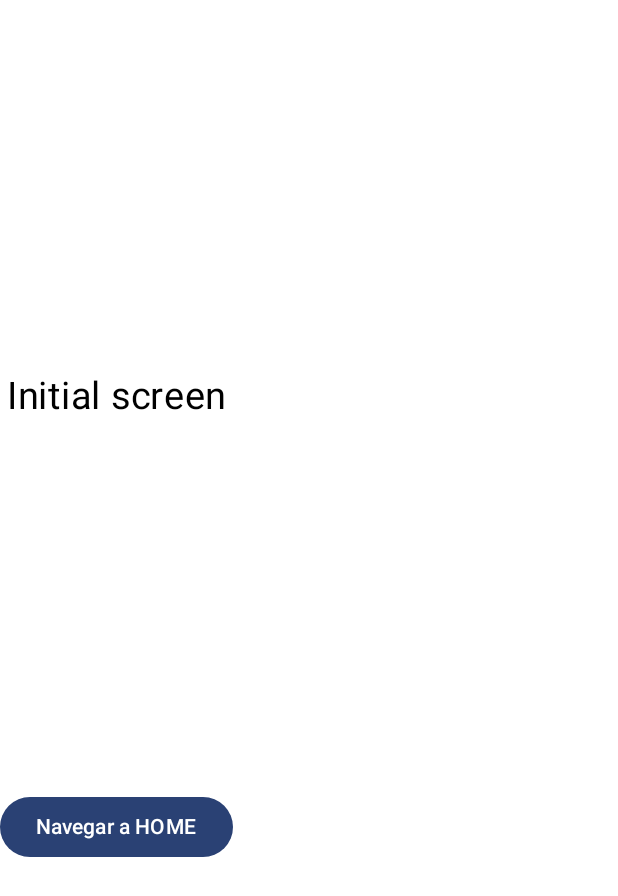
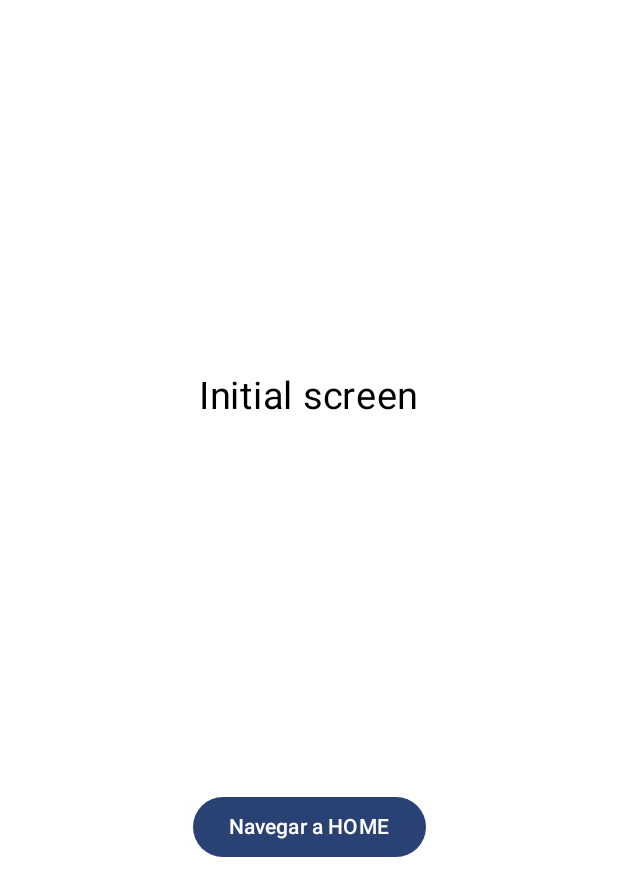
Before and after one commit to PAMN-P10/PAMN_Project, an Android app built with Jetpack Compose: the MainActivity screen opened directly, with no data from a screen before it, on a phone screen of 412 x 824 dp. Shown: the top 896 px of the screen. Run offline under Robolectric (Android 15) with nearby library versions, the phone set to English and light mode, and no system bars.

Commit message:
Improve navigation setup:
- Added the `Modifier.fillMaxSize()` to center the content in the `InitialScreen`
- Created the `Screen` file to hold serialized screen definitions using generic types, even though it's not used right now (just in case)
- Discussed the trade-offs between using string-based routes vs. generic types for navigation

```diff
--- a/app/src/main/java/com/pamn/letscook/core/navigation/NavigationWrapper.kt
+++ b/app/src/main/java/com/pamn/letscook/core/navigation/NavigationWrapper.kt
@@ -12,9 +12,26 @@ fun NavigationWrapper(){
     val initial = "initialScreen"
 
     NavHost(navController = navHostController, startDestination = initial){
+
+        // Definición explícita: la ruta es una string
+        // Se maneja como una tabla hash de rutas (strings) dentro del sistema de navegación de Jetpack Compose.
+        //  no hay que realizar conversiones o inferencias. Las rutas como cadenas son fáciles de parsear.
         composable(route = initial){
-            InitialScreen()
+            InitialScreen{
+                navHostController.navigate()
+            }
         }
+
+        // Uso de tipo genérico: las rutas sin una clase u objeto
+        // Requiere una capa adicional para mapear los tipos genéricos a cadenas o claves unicas
+        // Costo adicional de procesamiento  debido a la necesidad de almacenar meta-información del tipo (erasure) y realizar conversiones dinámicas.
+        /**
+        composable<"initial">{
+            InitialScreen{
+                navHostController.navigate()
+            }
+        }
+        */
     }
 
 }
--- a/app/src/main/java/com/pamn/letscook/presentation/screens/initialScreen.kt
+++ b/app/src/main/java/com/pamn/letscook/presentation/screens/initialScreen.kt
@@ -2,6 +2,8 @@ package com.pamn.letscook.presentation.screens
 
 import androidx.compose.foundation.layout.Column
 import androidx.compose.foundation.layout.Spacer
+import androidx.compose.foundation.layout.fillMaxSize
+import androidx.compose.foundation.layout.fillMaxWidth
 import androidx.compose.material3.Button
 import androidx.compose.material3.Text
 import androidx.compose.runtime.Composable
@@ -11,12 +13,12 @@ import androidx.compose.ui.unit.sp
 
 // Screen de prueba
 @Composable
-fun InitialScreen() {
-    Column(horizontalAlignment = Alignment.CenterHorizontally) {
+fun InitialScreen(navigateToHome: () -> Unit) {
+    Column(modifier = Modifier.fillMaxSize(), horizontalAlignment = Alignment.CenterHorizontally) {
         Spacer(modifier = Modifier.weight(1f))
         Text(text = "Initial screen", fontSize = 25.sp)
         Spacer(modifier = Modifier.weight(1f))
-        Button(onClick = {}) {
+        Button(onClick = { navigateToHome }) {
             Text(text = "Navegar a HOME")
         }
         Spacer(modifier = Modifier.weight(1f))
```
Also changed, not shown: app/src/main/java/com/pamn/letscook/core/navigation/screens.kt (added, +9 -0 lines).
